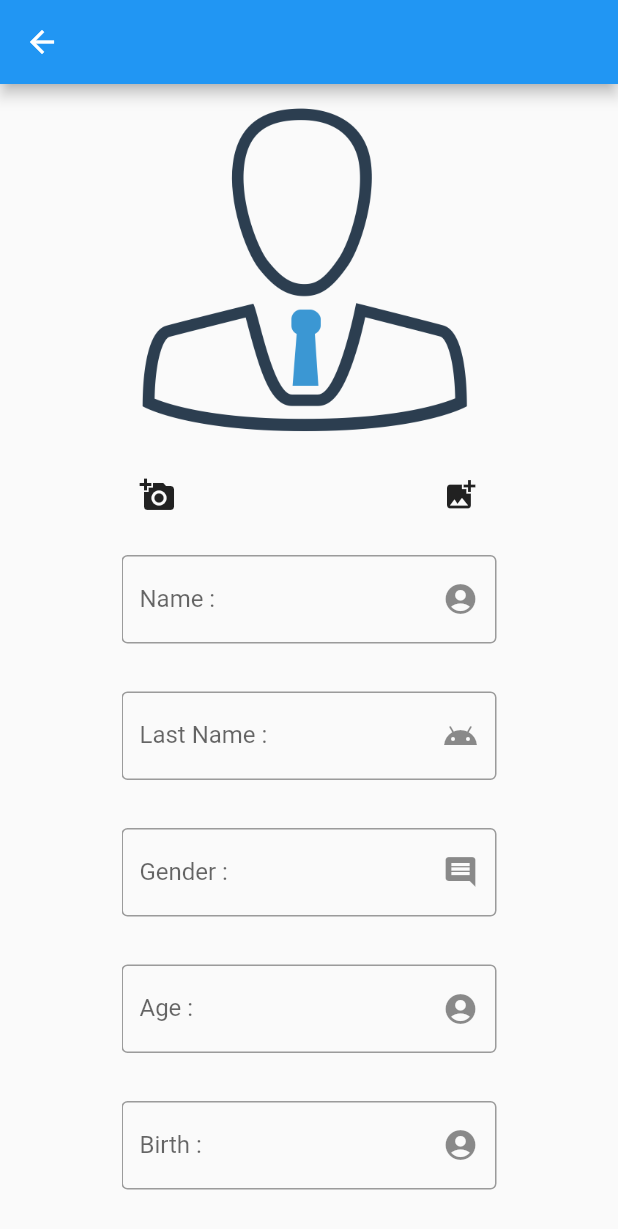
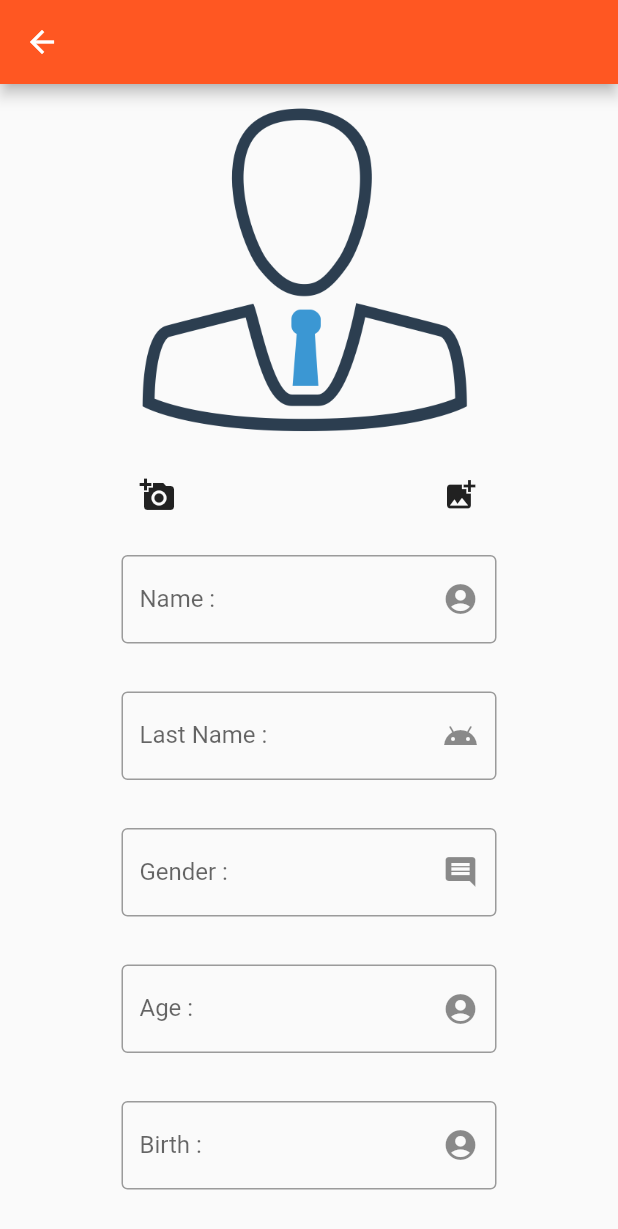
Before and after one commit to masterUNG/UngMooPa, a Flutter app: the screen it shows after launch, after a tap on "New Register", on a phone screen of 412 x 824 dp. Shown: the top 1229 px of the screen. Run offline on Flutter 3.47's test engine with Material 2 defaults, Android fonts, the phone set to English and light mode, and no system bars; our stand-ins replace image_picker.

Commit message:
finish 30Sep

```diff
--- a/lib/main.dart
+++ b/lib/main.dart
@@ -8,6 +8,7 @@ class MyApp extends StatelessWidget {
   Widget build(BuildContext context) {
     return MaterialApp(
       home: Authen(),
+      theme: ThemeData(primarySwatch: Colors.deepOrange),
     );
   }
 }
--- a/lib/widget/register.dart
+++ b/lib/widget/register.dart
@@ -10,6 +10,7 @@ class Register extends StatefulWidget {
 
 class _RegisterState extends State<Register> {
   File file;
+  String urlAvatar, name, lastName, gender, age, birth, email, password, type;
 
   @override
   Widget build(BuildContext context) {
@@ -29,12 +30,21 @@ class _RegisterState extends State<Register> {
               buildEmail(),
               buildPassword(),
               buildType(),
+              buildRaisedButton()
             ],
           ),
         ),
       ),
     );
   }
+
+  Container buildRaisedButton() => Container(
+        width: MediaQuery.of(context).size.width,
+        child: RaisedButton.icon(color: Colors.deepOrange,
+            onPressed: (){},
+            icon: Icon(Icons.cloud_upload, color: Colors.white,),
+            label: Text('Register', style: TextStyle(color: Colors.white),)),
+      );
 
   Container buildCamera() {
     return Container(
@@ -69,7 +79,7 @@ class _RegisterState extends State<Register> {
     return Container(
       width: 250,
       height: 250,
-      child: file == null ? Image.asset('images/avatar.png') : Image.file(file) ,
+      child: file == null ? Image.asset('images/avatar.png') : Image.file(file),
     );
   }
 
@@ -78,6 +88,7 @@ class _RegisterState extends State<Register> {
       margin: EdgeInsets.only(top: 16, bottom: 16),
       width: 250,
       child: TextField(
+        onChanged: (value) => name = value.trim(),
         decoration: InputDecoration(
           border: OutlineInputBorder(),
           labelText: 'Name :',
@@ -92,6 +103,7 @@ class _RegisterState extends State<Register> {
       margin: EdgeInsets.only(top: 16, bottom: 16),
       width: 250,
       child: TextField(
+        onChanged: (value) => lastName = value.trim(),
         decoration: InputDecoration(
           border: OutlineInputBorder(),
           labelText: 'Last Name :',
@@ -106,6 +118,7 @@ class _RegisterState extends State<Register> {
       margin: EdgeInsets.only(top: 16, bottom: 16),
       width: 250,
       child: TextField(
+        onChanged: (value) => gender = value.trim(),
         decoration: InputDecoration(
           border: OutlineInputBorder(),
           labelText: 'Gender :',
@@ -120,6 +133,7 @@ class _RegisterState extends State<Register> {
       margin: EdgeInsets.only(top: 16, bottom: 16),
       width: 250,
       child: TextField(
+        onChanged: (value) => age = value.trim(),
         decoration: InputDecoration(
           border: OutlineInputBorder(),
           labelText: 'Age :',
@@ -134,6 +148,7 @@ class _RegisterState extends State<Register> {
       margin: EdgeInsets.only(top: 16, bottom: 16),
       width: 250,
       child: TextField(
+        onChanged: (value) => birth = value.trim(),
         decoration: InputDecoration(
           border: OutlineInputBorder(),
           labelText: 'Birth :',
@@ -148,6 +163,7 @@ class _RegisterState extends State<Register> {
       margin: EdgeInsets.only(top: 16, bottom: 16),
       width: 250,
       child: TextField(
+        onChanged: (value) => email = value.trim(),
         decoration: InputDecoration(
           border: OutlineInputBorder(),
           labelText: 'Email :',
@@ -162,6 +178,7 @@ class _RegisterState extends State<Register> {
       margin: EdgeInsets.only(top: 16, bottom: 16),
       width: 250,
       child: TextField(
+        onChanged: (value) => password = value.trim(),
         decoration: InputDecoration(
           border: OutlineInputBorder(),
           labelText: 'Password :',
@@ -176,6 +193,7 @@ class _RegisterState extends State<Register> {
       margin: EdgeInsets.only(top: 16, bottom: 16),
       width: 250,
       child: TextField(
+        onChanged: (value) => type = value.trim(),
         decoration: InputDecoration(
           border: OutlineInputBorder(),
           labelText: 'Type :',
```
